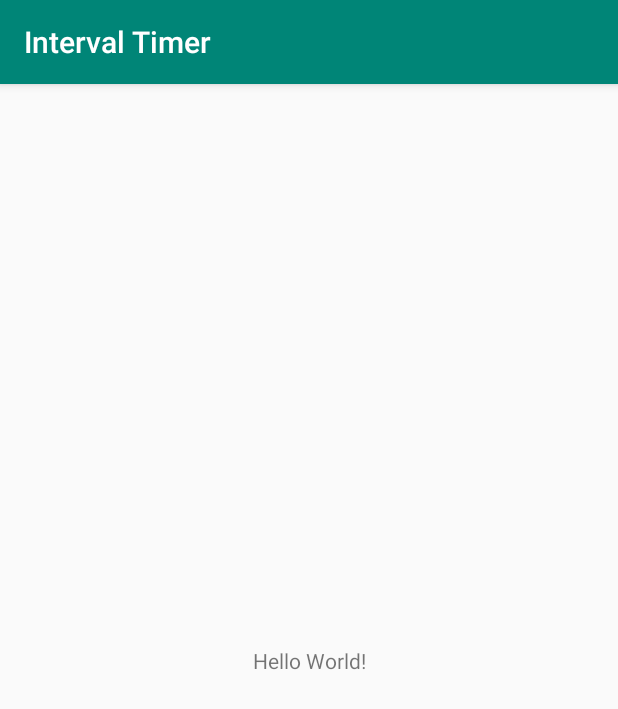
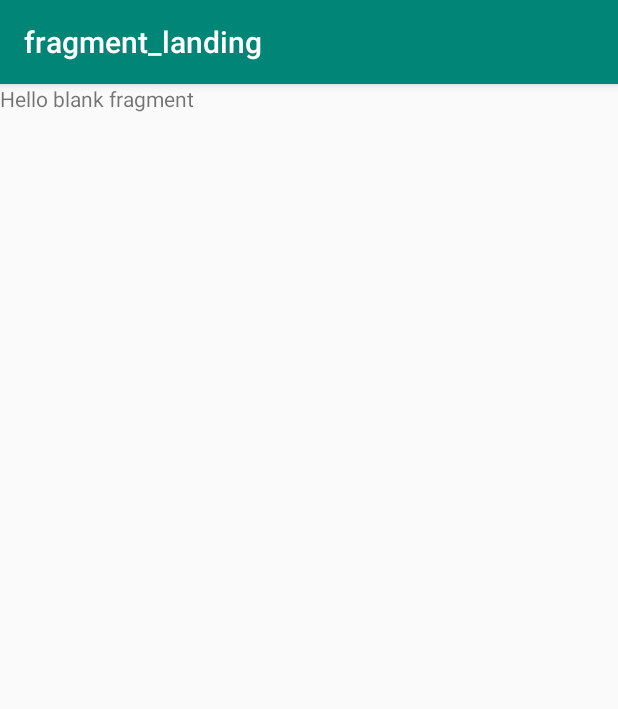
Before and after one commit to JacobHearst/IntervalTimer, an Android app: the screen it shows after launch (MainActivity), on a phone screen of 412 x 824 dp. Shown: the top 709 px of the screen. Run offline under Robolectric (Android 15) with nearby library versions, the phone set to English and light mode, and no system bars; our stand-ins replace navigation-ui.

Commit message:
Add framework for navigation

```diff
--- a/app/build.gradle
+++ b/app/build.gradle
@@ -29,7 +29,7 @@ android {
 dependencies {
     // App dependencies
     implementation fileTree(dir: "libs", include: ["*.jar"])
-    implementation"org.jetbrains.kotlin:kotlin-stdlib-jdk7:$kotlin_version"
+    implementation "org.jetbrains.kotlin:kotlin-stdlib-jdk7:$kotlin_version"
     implementation "androidx.appcompat:appcompat:1.1.0"
     implementation "androidx.core:core-ktx:1.1.0"
     implementation "androidx.constraintlayout:constraintlayout:1.1.3"
@@ -38,6 +38,7 @@ dependencies {
     implementation "android.arch.navigation:navigation-fragment-ktx:$version_navigation"
     implementation "android.arch.navigation:navigation-ui-ktx:$version_navigation"
     implementation "androidx.room:room-runtime:$room_version"
+    implementation "androidx.legacy:legacy-support-v4:1.0.0"
     kapt "androidx.room:room-compiler:$room_version"
 
     // Unit testing dependencies
--- /dev/null
+++ b/app/src/main/java/com/example/intervaltimer/LandingFragment.kt
@@ -0,0 +1,24 @@
+package com.example.intervaltimer
+
+
+import android.os.Bundle
+import android.view.LayoutInflater
+import android.view.View
+import android.view.ViewGroup
+import androidx.fragment.app.Fragment
+
+/**
+ * A simple [Fragment] subclass.
+ */
+class LandingFragment : Fragment() {
+
+    override fun onCreateView(
+        inflater: LayoutInflater, container: ViewGroup?,
+        savedInstanceState: Bundle?
+    ): View? {
+        // Inflate the layout for this fragment
+        return inflater.inflate(R.layout.fragment_landing, container, false)
+    }
+
+
+}
--- a/app/src/main/java/com/example/intervaltimer/MainActivity.kt
+++ b/app/src/main/java/com/example/intervaltimer/MainActivity.kt
@@ -1,12 +1,26 @@
 package com.example.intervaltimer
 
+import android.os.Bundle
 import androidx.appcompat.app.AppCompatActivity
-import android.os.Bundle
+import androidx.navigation.findNavController
+import androidx.navigation.ui.NavigationUI
 
 class MainActivity : AppCompatActivity() {
 
     override fun onCreate(savedInstanceState: Bundle?) {
         super.onCreate(savedInstanceState)
         setContentView(R.layout.activity_main)
+
+        // Initialize up navigation
+        val navController = this.findNavController(R.id.navHostFragment)
+        NavigationUI.setupActionBarWithNavController(this, navController)
+    }
+
+    /**
+     * Support upwards navigation
+     */
+    override fun onSupportNavigateUp(): Boolean {
+        val navController = this.findNavController(R.id.navHostFragment)
+        return navController.navigateUp()
     }
 }
--- a/app/src/main/res/layout/activity_main.xml
+++ b/app/src/main/res/layout/activity_main.xml
@@ -1,18 +1,23 @@
 <?xml version="1.0" encoding="utf-8"?>
-<androidx.constraintlayout.widget.ConstraintLayout xmlns:android="http://schemas.android.com/apk/res/android"
+<androidx.drawerlayout.widget.DrawerLayout
+    xmlns:android="http://schemas.android.com/apk/res/android"
     xmlns:app="http://schemas.android.com/apk/res-auto"
     xmlns:tools="http://schemas.android.com/tools"
     android:layout_width="match_parent"
     android:layout_height="match_parent"
     tools:context=".MainActivity">
 
-    <TextView
-        android:layout_width="wrap_content"
-        android:layout_height="wrap_content"
-        android:text="Hello World!"
-        app:layout_constraintBottom_toBottomOf="parent"
+    <fragment
+        android:id="@+id/navHostFragment"
+        android:name="androidx.navigation.fragment.NavHostFragment"
+        android:layout_width="0dp"
+        android:layout_height="0dp"
         app:layout_constraintLeft_toLeftOf="parent"
         app:layout_constraintRight_toRightOf="parent"
-        app:layout_constraintTop_toTopOf="parent" />
+        app:layout_constraintTop_toTopOf="parent"
+        app:layout_constraintBottom_toBottomOf="parent"
 
-</androidx.constraintlayout.widget.ConstraintLayout>
+        app:defaultNavHost="true"
+        app:navGraph="@navigation/navigation" />
+
+</androidx.drawerlayout.widget.DrawerLayout>
--- /dev/null
+++ b/app/src/main/res/layout/fragment_landing.xml
@@ -0,0 +1,14 @@
+<?xml version="1.0" encoding="utf-8"?>
+<FrameLayout xmlns:android="http://schemas.android.com/apk/res/android"
+    xmlns:tools="http://schemas.android.com/tools"
+    android:layout_width="match_parent"
+    android:layout_height="match_parent"
+    tools:context=".LandingFragment">
+
+    <!-- TODO: Update blank fragment layout -->
+    <TextView
+        android:layout_width="match_parent"
+        android:layout_height="match_parent"
+        android:text="@string/hello_blank_fragment" />
+
+</FrameLayout>
--- /dev/null
+++ b/app/src/main/res/navigation/navigation.xml
@@ -0,0 +1,14 @@
+<?xml version="1.0" encoding="utf-8"?>
+<navigation
+    xmlns:android="http://schemas.android.com/apk/res/android"
+    xmlns:app="http://schemas.android.com/apk/res-auto"
+    xmlns:tools="http://schemas.android.com/tools"
+    android:id="@+id/navigation"
+    app:startDestination="@id/landingFragment">
+
+    <fragment
+        android:id="@+id/landingFragment"
+        android:name="com.example.intervaltimer.LandingFragment"
+        android:label="fragment_landing"
+        tools:layout="@layout/fragment_landing" />
+</navigation>
--- a/app/src/main/res/values/strings.xml
+++ b/app/src/main/res/values/strings.xml
@@ -1,3 +1,6 @@
 <resources>
     <string name="app_name">Interval Timer</string>
+
+    <!-- TODO: Remove or change this placeholder text -->
+    <string name="hello_blank_fragment">Hello blank fragment</string>
 </resources>
```
